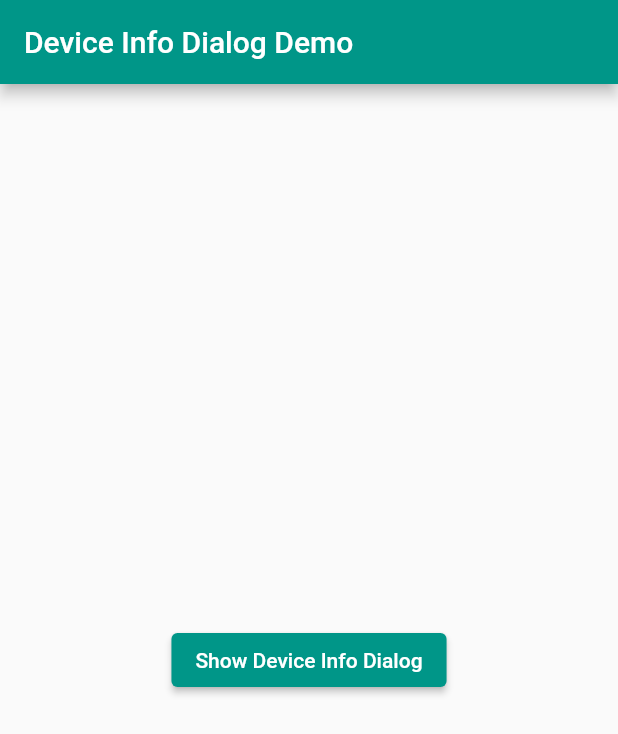
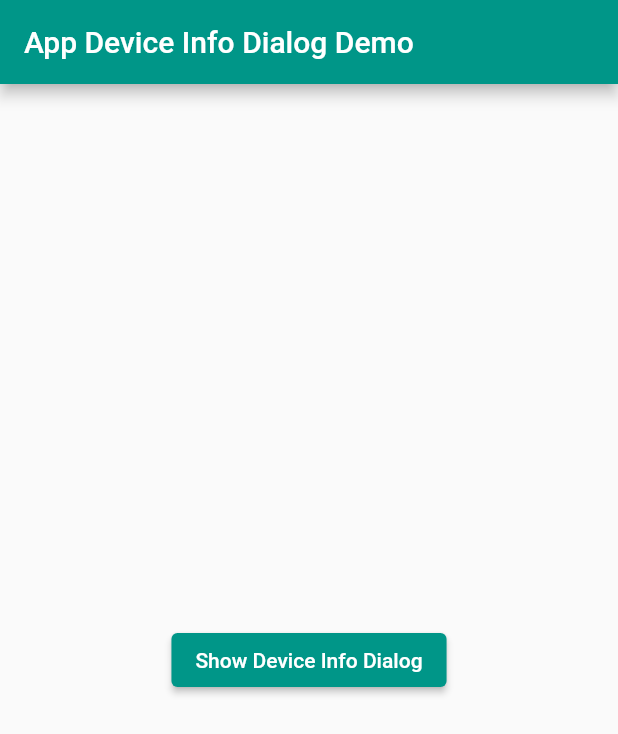
Before and after one commit to hamishnorton/app_device_info_dialog, a Flutter app: the screen it shows after launch, on a phone screen of 412 x 824 dp. Shown: the top 734 px of the screen. Run offline on Flutter 3.47's test engine with Material 2 defaults, Android fonts, the phone set to English and light mode, and no system bars; our stand-ins replace device_info_plus, package_info_plus.

Commit message:
Updated example app title name

```diff
--- a/example/lib/main.dart
+++ b/example/lib/main.dart
@@ -5,7 +5,7 @@ void main() {
   runApp(const MyApp());
 }
 
-const appTitle = 'Device Info Dialog Demo';
+const appTitle = 'App Device Info Dialog Demo';
 
 class MyApp extends StatelessWidget {
   const MyApp({super.key});
```
